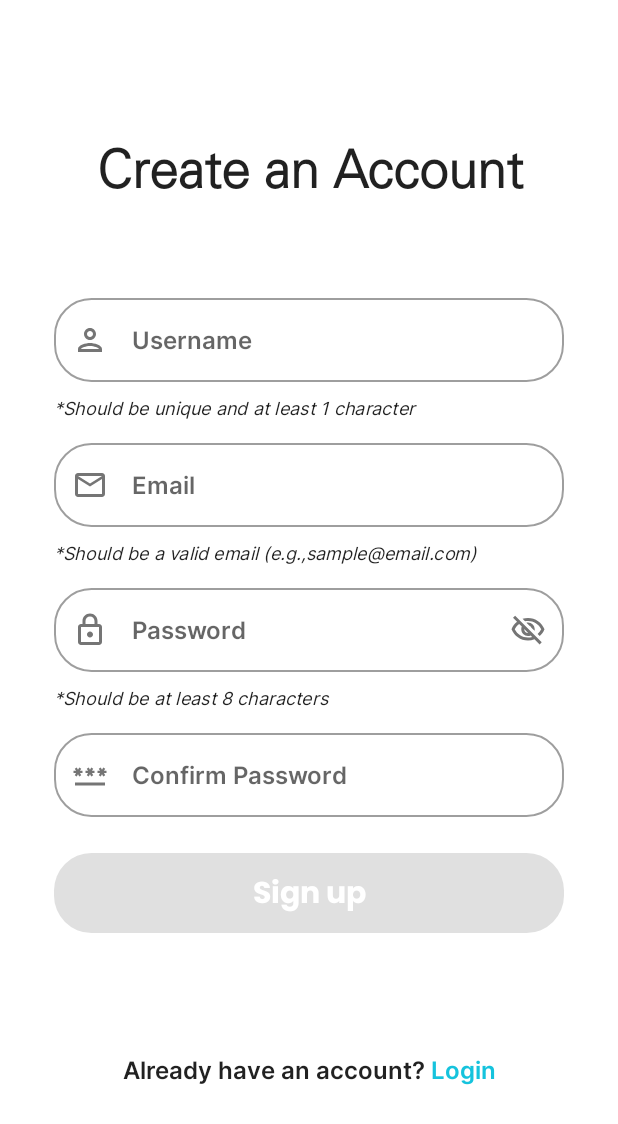
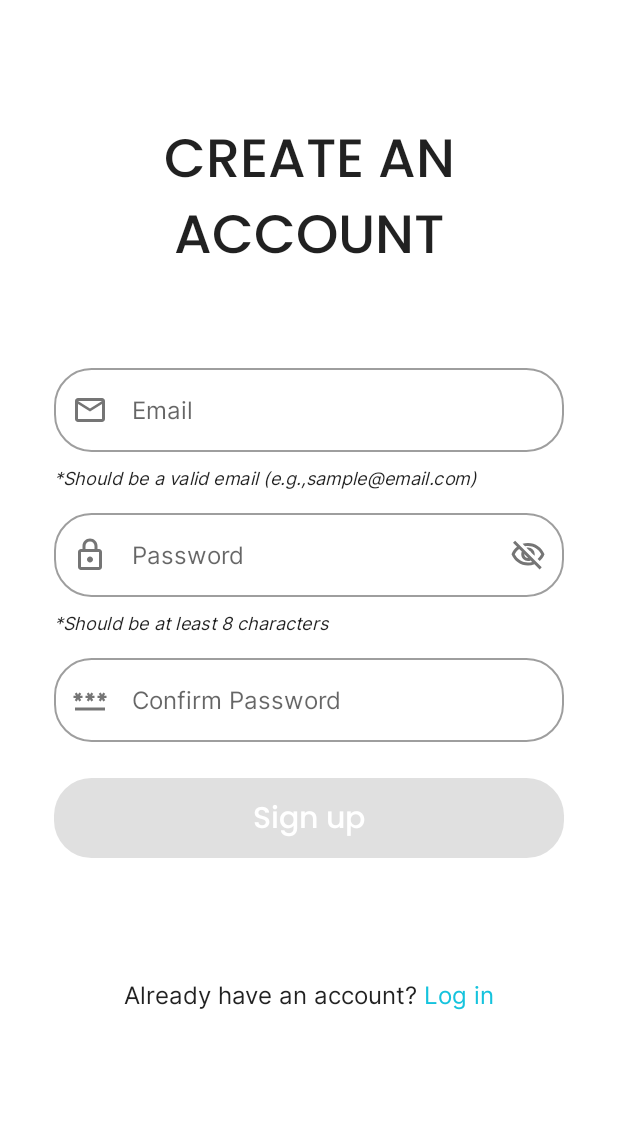
Before and after one commit to ajcatindig/SRMC, an Android app built with Jetpack Compose: the screen it shows after launch (MainActivity), after a tap on "Don't have an account? Sign up", on a phone screen of 412 x 824 dp. Shown: the top 1124 px of the screen. Run offline under Robolectric (Android 15) with nearby library versions, the phone set to English and light mode, and no system bars; our stand-ins replace Dagger/Hilt's generated code; 2 statements that could not run were skipped.

Commit message:
Login not working fixed!

```diff
--- a/app/composeapp/src/main/java/com/example/srmc/composeapp/navigation/RootNavGraph.kt
+++ b/app/composeapp/src/main/java/com/example/srmc/composeapp/navigation/RootNavGraph.kt
@@ -4,6 +4,7 @@ import androidx.compose.runtime.Composable
 import androidx.navigation.compose.NavHost
 import androidx.navigation.NavHostController
 import androidx.navigation.compose.composable
+import com.example.srmc.composeapp.ui.screens.home.HomeScreen
 
 @Composable
 fun RootNavGraph(navController : NavHostController)
@@ -14,7 +15,7 @@ fun RootNavGraph(navController : NavHostController)
     {
         authNavGraph(navController = navController)
         composable(route = Graph.HOME) {
-
+            HomeScreen()
         }
     }
 }
--- a/app/composeapp/src/main/java/com/example/srmc/composeapp/ui/screens/auth/ForgotScreen.kt
+++ b/app/composeapp/src/main/java/com/example/srmc/composeapp/ui/screens/auth/ForgotScreen.kt
@@ -124,8 +124,9 @@ fun TopMessage()
                         .align(Alignment.CenterHorizontally))
     }
     Text(
-            text = "Forgot Password?",
+            text = "FORGOT PASSWORD?",
             style = typography.h4,
+            fontSize = 32.sp,
             modifier = Modifier
                     .padding(horizontal = 16.dp , vertical = 16.dp)
                     .fillMaxWidth(),
@@ -174,7 +175,7 @@ fun ForgotForm(
                     .fillMaxWidth()
                     .height(85.dp)
                     .padding(vertical = 16.dp , horizontal = 16.dp) ,
-            colors = ButtonDefaults.buttonColors(backgroundColor = Color(0xff348252)) ,
+            colors = ButtonDefaults.buttonColors(backgroundColor = Color(0xff15C3DD)) ,
             shape = RoundedCornerShape(25.dp)
           )
     {
--- a/app/composeapp/src/main/java/com/example/srmc/composeapp/ui/screens/auth/LoginScreen.kt
+++ b/app/composeapp/src/main/java/com/example/srmc/composeapp/ui/screens/auth/LoginScreen.kt
@@ -102,7 +102,7 @@ fun LoginContent(
     }
     Column(modifier = Modifier
             .fillMaxWidth()
-            .padding(vertical = 50.dp , horizontal = 20.dp)
+            .padding(horizontal = 20.dp)
             .background(MaterialTheme.colors.surface)
             .verticalScroll(rememberScrollState()))
     {
@@ -123,7 +123,7 @@ fun LoginContent(
 @Composable
 fun TopGreeting()
 {
-    Column(Modifier.fillMaxWidth())
+    Column(Modifier.fillMaxWidth().padding(top = 50.dp))
     {
         Image(
                 painter =  painterResource(id = R.drawable.app_logo) ,
@@ -137,8 +137,8 @@ fun TopGreeting()
 
     Text(
             text = "WELCOME" ,
-            style = typography.h2 ,
-            fontWeight = FontWeight.W500,
+            style = typography.h4 ,
+            fontSize = 42.sp,
             modifier = Modifier
                     .padding(horizontal = 16.dp , vertical = 20.dp)
                     .fillMaxWidth() ,
@@ -202,7 +202,7 @@ fun LoginForm(
                     .fillMaxWidth()
                     .height(85.dp)
                     .padding(vertical = 16.dp , horizontal = 16.dp) ,
-            colors = ButtonDefaults.buttonColors(backgroundColor = Color(0xff348252)) ,
+            colors = ButtonDefaults.buttonColors(backgroundColor = Color(0xff15C3DD)) ,
             shape = RoundedCornerShape(25.dp))
     {
         Text(text = "Log in" , color = Color.White , style = typography.h6)
--- a/app/composeapp/src/main/java/com/example/srmc/composeapp/ui/screens/auth/RegisterScreen.kt
+++ b/app/composeapp/src/main/java/com/example/srmc/composeapp/ui/screens/auth/RegisterScreen.kt
@@ -70,8 +70,6 @@ fun RegisterScreen(
 
     RegisterContent(
             isLoading = state.isLoading ,
-            username =  state.username,
-            onUsernameChange =  viewModel::setUsername,
             email =  state.email,
             onEmailChange =  viewModel::setEmail,
             password =  state.password,
@@ -81,7 +79,6 @@ fun RegisterScreen(
             isValidConfirmPassword =  state.isValidConfirmPassword ?: true,
             onNavigateUp = onNavigateUp ,
             onSignUpClick = viewModel::register ,
-            isValidUsername =  state.isValidUsername ?: true,
             isValidPassword =  state.isValidPassword ?: true,
             isValidEmail =  state.isValidEmail ?: true,
             isSuccess =  state.isSuccess,
@@ -91,8 +88,6 @@ fun RegisterScreen(
 @Composable
 fun RegisterContent(
         isLoading : Boolean,
-        username : String,
-        onUsernameChange : (String) -> Unit,
         email : String,
         onEmailChange : (String) -> Unit,
         password : String,
@@ -102,7 +97,6 @@ fun RegisterContent(
         isValidConfirmPassword : Boolean,
         onNavigateUp : () -> Unit,
         onSignUpClick : () -> Unit,
-        isValidUsername : Boolean,
         isValidPassword : Boolean,
         isValidEmail : Boolean,
         isSuccess : String?,
@@ -122,22 +116,19 @@ fun RegisterContent(
 
     Column(modifier = Modifier
             .fillMaxSize()
-            .padding(vertical = 40.dp , horizontal = 20.dp)
+            .padding(horizontal = 20.dp)
             .background(MaterialTheme.colors.surface)
             .verticalScroll(rememberScrollState()))
     {
-        Text(text = "Create an Account" ,
-             fontWeight = FontWeight.ExtraBold ,
-             fontSize = 35.sp ,
+        Text(text = "CREATE AN ACCOUNT" ,
+             style = typography.h4,
+             fontSize = 36.sp ,
              textAlign = TextAlign.Center,
              modifier = Modifier
-                     .padding(start = 16.dp , end = 16.dp , top = 60.dp , bottom = 16.dp)
+                     .padding(start = 16.dp , end = 16.dp , top = 80.dp , bottom = 16.dp)
                      .fillMaxWidth())
 
         RegisterForm(
-                username = username ,
-                onUsernameChange = onUsernameChange ,
-                isValidUsername =  isValidUsername,
                 email =  email,
                 onEmailChange =  onEmailChange,
                 isValidEmail =  isValidEmail,
@@ -155,9 +146,6 @@ fun RegisterContent(
 
 @Composable
 fun RegisterForm(
-        username : String ,
-        onUsernameChange : (String) -> Unit ,
-        isValidUsername : Boolean ,
         email : String ,
         onEmailChange : (String) -> Unit ,
         isValidEmail : Boolean ,
@@ -172,42 +160,12 @@ fun RegisterForm(
     val focusManager = LocalFocusManager.current
     var isPasswordVisible by remember { mutableStateOf(false) }
     val isValidate by derivedStateOf {
-        email.isNotBlank() && password.isNotBlank() && username.isNotBlank() && confirmPassword.isNotBlank()
+        email.isNotBlank() && password.isNotBlank() && confirmPassword.isNotBlank()
     }
     val helperText = ""
 
     Column(
             Modifier.padding(start = 16.dp , top = 32.dp , end = 16.dp , bottom = 16.dp)) {
-        /** [username]*/
-        OutlinedTextField(value = username ,
-                          onValueChange = onUsernameChange ,
-                          label = { Text(text = "Username") } ,
-                          modifier = Modifier
-                                  .fillMaxWidth()
-                                  .padding(vertical = 8.dp) ,
-                          leadingIcon = { Icon(Icons.Outlined.Person , "") } ,
-                          textStyle = TextStyle(
-                                  color = MaterialTheme.colors.onPrimary , fontSize = 16.sp
-                                               ) ,
-                          shape = RoundedCornerShape(25.dp) ,
-                          keyboardOptions = KeyboardOptions(
-                                  keyboardType = KeyboardType.Email , imeAction = ImeAction.Next
-                                                           ) ,
-                          keyboardActions = KeyboardActions(onNext = {
-                              focusManager.moveFocus(focusDirection = FocusDirection.Down)
-                          }) ,
-                          singleLine = true ,
-                          isError = ! isValidUsername
-                         )
-        if (helperText.isEmpty())
-        {
-            Spacer(modifier = Modifier.padding(1.dp))
-            Text(
-                    stringResource(id = R.string.message_field_username_invalid) ,
-                    style = MaterialTheme.typography.caption ,
-                    fontStyle = FontStyle.Italic
-                )
-        }
 
         /** [email]*/
         OutlinedTextField(value = email ,
@@ -320,7 +278,7 @@ fun RegisterForm(
                        .fillMaxWidth()
                        .height(85.dp)
                        .padding(vertical = 16.dp) ,
-               colors = ButtonDefaults.buttonColors(backgroundColor = Color(0xff348252)) ,
+               colors = ButtonDefaults.buttonColors(backgroundColor = Color(0xff15C3DD)) ,
                shape = RoundedCornerShape(25.dp))
         {
             Text(text = "Sign up" , color = Color.White , style = typography.h6)
@@ -333,7 +291,7 @@ private fun LoginLink(modifier : Modifier, onLoginClick : () -> Unit)
 {
     Text(
             text = buildAnnotatedString {
-                append("Already have an account? Login")
+                append("Already have an account? Log in")
                 addStyle(SpanStyle(color = Color(0xff15C3DD)) , 24 , this.length)
             },
             style = typography.subtitle1,
@@ -347,8 +305,6 @@ private fun LoginLink(modifier : Modifier, onLoginClick : () -> Unit)
 fun PreviewRegisterContent() = SRMCPreview {
     RegisterContent(
             isLoading = false ,
-            username =  "johndoe",
-            onUsernameChange =  {},
             email =  "sample@email.com",
             onEmailChange =  {},
             password =  "password",
@@ -358,7 +314,6 @@ fun PreviewRegisterContent() = SRMCPreview {
             isValidConfirmPassword =  false,
             onNavigateUp = {} ,
             onSignUpClick = {} ,
-            isValidUsername = false ,
             isValidPassword =  false,
             isValidEmail =  false,
             error = null,
--- a/app/composeapp/src/main/java/com/example/srmc/composeapp/ui/theme/Type.kt
+++ b/app/composeapp/src/main/java/com/example/srmc/composeapp/ui/theme/Type.kt
@@ -36,22 +36,22 @@ val typography = Typography(
                       ),
         h4 = TextStyle(
                 fontFamily = poppins,
-                fontWeight = FontWeight.W600,
+                fontWeight = FontWeight.W500,
                 fontSize = 30.sp
                       ),
         h5 = TextStyle(
                 fontFamily = poppins,
-                fontWeight = FontWeight.W600,
+                fontWeight = FontWeight.W500,
                 fontSize = 24.sp
                       ),
         h6 = TextStyle(
                 fontFamily = poppins,
-                fontWeight = FontWeight.W600,
+                fontWeight = FontWeight.W500,
                 fontSize = 20.sp
                       ),
         subtitle1 = TextStyle(
                 fontFamily = inter,
-                fontWeight = FontWeight.W600,
+                fontWeight = FontWeight.W500,
                 fontSize = 16.sp
                              ),
         subtitle2 = TextStyle(
--- a/app/src/main/java/com/example/srmc/utils/validator/Authvalidator.kt
+++ b/app/src/main/java/com/example/srmc/utils/validator/Authvalidator.kt
@@ -2,8 +2,6 @@ package com.example.srmc.utils.validator
 
 object AuthValidator {
 
-    /** [username] */
-    fun isValidUsername(username: String): Boolean = username.trim().length in (1..30)
 
     /** [email] */
     val EMAIL_REGEX = "^[A-Za-z](.*)([@]{1})(.{1,})(\\.)(.{1,})"
--- a/app/src/main/java/com/example/srmc/view/state/auth/RegisterState.kt
+++ b/app/src/main/java/com/example/srmc/view/state/auth/RegisterState.kt
@@ -3,11 +3,9 @@ package com.example.srmc.view.state.auth
 import com.example.srmc.view.state.State
 data class RegisterState(
         val isLoading : Boolean = false,
-        val username : String = "",
         val email : String = "",
         val password : String = "",
         val confirmPassword : String = "",
-        val isValidUsername : Boolean? = null,
         val isValidEmail : Boolean? = null,
         val isValidPassword : Boolean? = null,
         val isValidConfirmPassword : Boolean? = null,
--- a/data/remote/src/main/java/com/example/srmc/data/remote/Constant.kt
+++ b/data/remote/src/main/java/com/example/srmc/data/remote/Constant.kt
@@ -1,5 +1,5 @@
 package com.example.srmc.data.remote
 
 object Constant {
-    const val API_BASE_URL = "https://srmc.mcbroad.com/"
+    const val API_BASE_URL = "https://srmc.mcbroad.com"
 }
--- a/data/remote/src/main/java/com/example/srmc/data/remote/api/AuthService.kt
+++ b/data/remote/src/main/java/com/example/srmc/data/remote/api/AuthService.kt
@@ -15,15 +15,15 @@ import retrofit2.http.POST
 interface AuthService
 {
     @Headers("Accept: application/json" , "X-Requested-With: XMLHttpRequest")
-    @POST("login/mobile")
+    @POST("/login/mobile")
     suspend fun login(@Body authRequest : LoginRequest) : Response<AuthResponse>
 
     @Headers("Accept: application/json" , "X-Requested-With: XMLHttpRequest")
-    @POST("register")
+    @POST("/register")
     suspend fun register(@Body authRequest : RegisterRequest) : Response<RegisterResponse>
 
     @Headers("Accept: application/json" , "X-Requested-With: XMLHttpRequest")
-    @POST("password-reset")
+    @POST("/password-reset")
     suspend fun forgotPass(@Body authRequest : ForgotRequest) : Response<ForgotResponse>
 
 }
--- a/data/remote/src/main/java/com/example/srmc/data/remote/model/request/RegisterRequest.kt
+++ b/data/remote/src/main/java/com/example/srmc/data/remote/model/request/RegisterRequest.kt
@@ -1,7 +1,6 @@
 package com.example.srmc.data.remote.model.request
 
 data class RegisterRequest(
-        val name : String,
         val email : String,
         val password : String,
         val password_confirmation : String)
--- a/data/remote/src/main/java/com/example/srmc/data/remote/model/response/AuthResponse.kt
+++ b/data/remote/src/main/java/com/example/srmc/data/remote/model/response/AuthResponse.kt
@@ -1,7 +1,7 @@
 package com.example.srmc.data.remote.model.response
 
 data class AuthResponse(
-        override val status : Status ,
-        override val message : String? ,
+        val status : Int ,
+        val message : String? ,
         val token : String?
-) : BaseResponse
+)
--- a/data/remote/src/main/java/com/example/srmc/data/remote/model/response/ForgotResponse.kt
+++ b/data/remote/src/main/java/com/example/srmc/data/remote/model/response/ForgotResponse.kt
@@ -1,6 +1,6 @@
 package com.example.srmc.data.remote.model.response
 
 data class ForgotResponse(
-        override val status : Status,
-        override val message : String?
-) : BaseResponse
+        val status : Status,
+        val message : String?
+)
--- a/data/remote/src/main/java/com/example/srmc/data/remote/model/response/RegisterResponse.kt
+++ b/data/remote/src/main/java/com/example/srmc/data/remote/model/response/RegisterResponse.kt
@@ -1,6 +1,6 @@
 package com.example.srmc.data.remote.model.response
 
 data class RegisterResponse(
-        override val status : Status,
-        override val message : String?
-) : BaseResponse
+        val status : Status,
+        val message : String?
+)
--- a/repository/src/main/java/com/example/srmc/repository/AuthRepositoryImpl.kt
+++ b/repository/src/main/java/com/example/srmc/repository/AuthRepositoryImpl.kt
@@ -1,5 +1,6 @@
 package com.example.srmc.repository
 
+import android.util.Log
 import com.example.srmc.core.model.AuthCredential
 import com.example.srmc.core.model.ForgotResult
 import com.example.srmc.core.model.LoginResult
@@ -28,65 +29,35 @@ class AuthRepositoryImpl @Inject internal constructor(
             password_confirmation: String
     ): Either<RegisterResult>
     {
+        TODO()
+    }
+
+
+    override suspend fun getUserByEmailAndPassword(
+            email: String,
+            password: String): Either<AuthCredential>
+    {
         return runCatching {
-            val registerResponse = authService.register(
-                    RegisterRequest(username, email, password, password_confirmation)).getResponse()
+            val authResponse = authService.login(LoginRequest(email, password)).getResponse()
 
-            val apiStatus = registerResponse.status
-
-            val eitherResult = when (apiStatus) {
-                Status.SUCCESS -> Either.success(RegisterResult(registerResponse.message.toString()))
-                Status.NOT_FOUND -> Either.notFound(registerResponse.message.toString())
-                Status.FORBIDDEN -> Either.forbidden(registerResponse.message.toString())
-                Status.UNPROCESSABLE -> Either.unprocessable(registerResponse.message.toString())
-                Status.SERVER_ERROR -> Either.serverError(registerResponse.message.toString())
-                else -> Either.error(registerResponse.message.toString())
+            when(authResponse.status) {
+                200 -> Either.success(AuthCredential(authResponse.token!!))
+                403 -> Either.forbidden(authResponse.message.toString())
+                404 -> Either.notFound(authResponse.message.toString())
+                422 -> Either.unprocessable(authResponse.message.toString())
+                500 -> Either.serverError(authResponse.message.toString())
+                else -> Either.error(authResponse.message.toString())
             }
-
-            eitherResult
         }.getOrDefault(Either.error("Something went wrong!"))
     }
 
 
-    override suspend fun getUserByEmailAndPassword(
-            email : String ,
-            password : String
-    ) : Either<AuthCredential>
-    {
-        return runCatching {
-            val authResponse = authService.login(LoginRequest(email, password)).getResponse()
 
-            val apiStatus = authResponse.status
 
-            val eitherResult = when(apiStatus) {
-                Status.SUCCESS -> Either.success(AuthCredential(authResponse.token!!))
-                Status.NOT_FOUND -> Either.notFound(authResponse.message.toString())
-                Status.FORBIDDEN -> Either.forbidden(authResponse.message.toString())
-                Status.UNPROCESSABLE -> Either.unprocessable(authResponse.message.toString())
-                Status.SERVER_ERROR -> Either.serverError(authResponse.message.toString())
-                else -> Either.error(authResponse.message.toString())
-            }
-            eitherResult
-        }.getOrDefault(Either.error("Something went wrong!"))
-    }
 
     override suspend fun forgotPassword(email : String) : Either<ForgotResult>
     {
-        return runCatching {
-            val forgotResponse = authService.forgotPass(ForgotRequest(email)).getResponse()
-
-            val apiStatus = forgotResponse.status
-
-            val eitherResult = when(apiStatus) {
-                Status.SUCCESS -> Either.success(ForgotResult(forgotResponse.message.toString()))
-                Status.NOT_FOUND -> Either.notFound(forgotResponse.message.toString())
-                Status.FORBIDDEN -> Either.forbidden(forgotResponse.message.toString())
-                Status.UNPROCESSABLE -> Either.unprocessable(forgotResponse.message.toString())
-                Status.SERVER_ERROR -> Either.serverError(forgotResponse.message.toString())
-                else -> Either.error(forgotResponse.message.toString())
-            }
-            eitherResult
-        }.getOrDefault(Either.error("Something went wrong!"))
+        TODO()
     }
 
 }
```
Also changed, not shown: app/composeapp/src/main/java/com/example/srmc/composeapp/ui/screens/home/HomeScreen.kt (+6 -4 lines), app/src/main/java/com/example/srmc/di/NetworkModule.kt (+9 -3 lines), app/src/main/java/com/example/srmc/view/viewmodel/auth/LoginViewModel.kt (+23 -8 lines), app/src/main/java/com/example/srmc/view/viewmodel/auth/RegisterViewModel.kt (+1 -7 lines), data/remote/src/main/java/com/example/srmc/data/remote/model/response/BaseResponse.kt (+18 -6 lines), core/src/main/java/com/example/srmc/core/utils/MoshiUtils.kt (line endings or trailing spaces).
